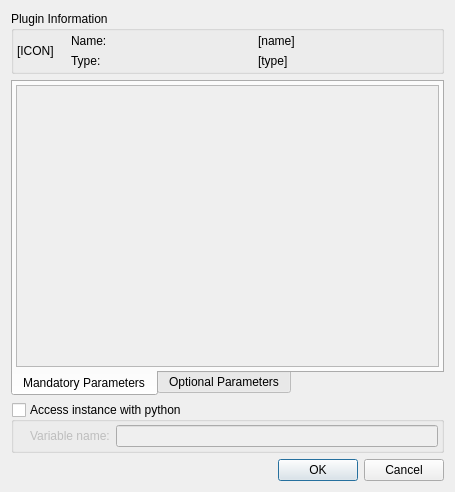
The window that Qitom/ui/dialogNewPluginInstance.ui (itom-project/itom) describes before a commit, drawn with Qt 5.
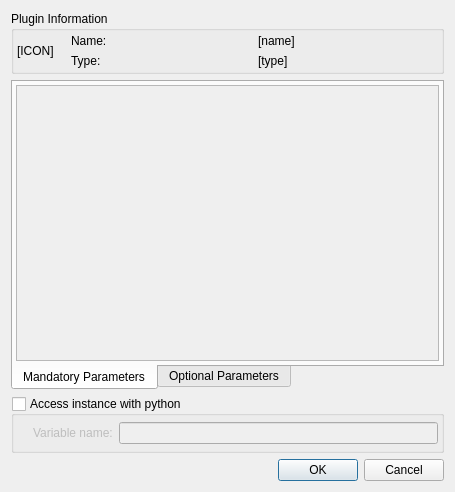
The same window after the commit. Icons and pictures are not drawn.

What changed in the file:
```diff
--- a/Qitom/ui/dialogNewPluginInstance.ui
+++ b/Qitom/ui/dialogNewPluginInstance.ui
@@ -128,7 +128,7 @@
             <x>0</x>
             <y>0</y>
             <width>423</width>
-            <height>260</height>
+            <height>254</height>
            </rect>
           </property>
          </widget>
@@ -207,16 +207,16 @@
      </property>
      <layout class="QHBoxLayout" name="horizontalLayout_4">
       <property name="leftMargin">
-       <number>3</number>
+       <number>6</number>
       </property>
       <property name="topMargin">
-       <number>3</number>
+       <number>6</number>
       </property>
       <property name="rightMargin">
        <number>3</number>
       </property>
       <property name="bottomMargin">
-       <number>3</number>
+       <number>6</number>
       </property>
       <item>
        <widget class="QLabel" name="lblImage">
```
